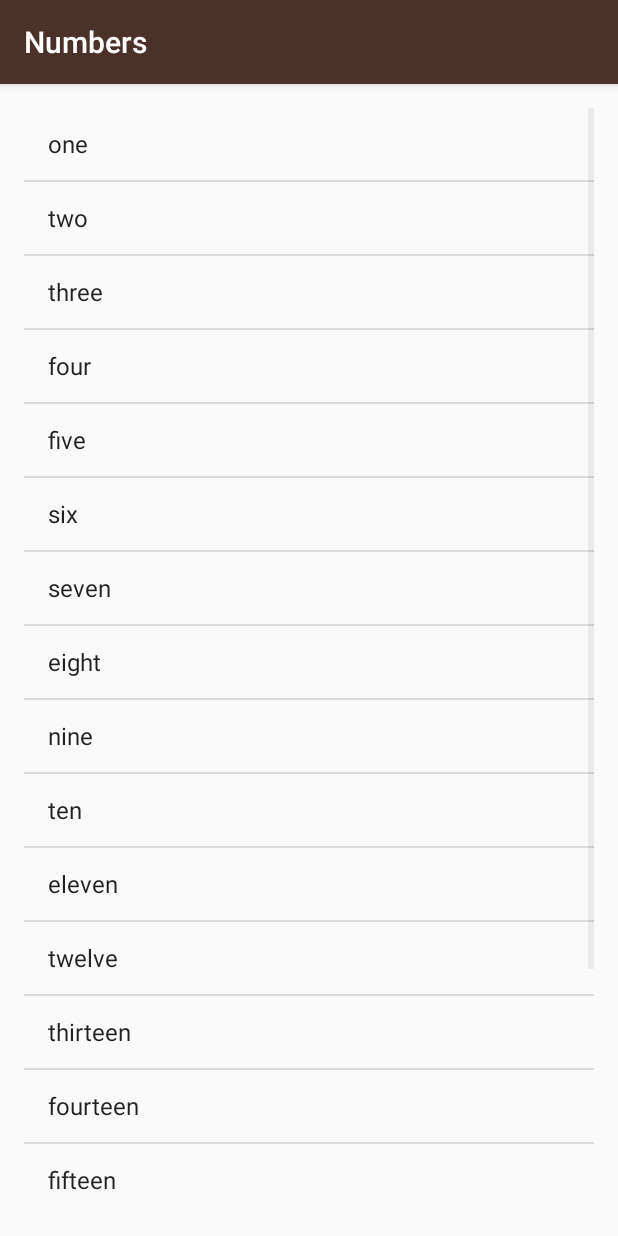
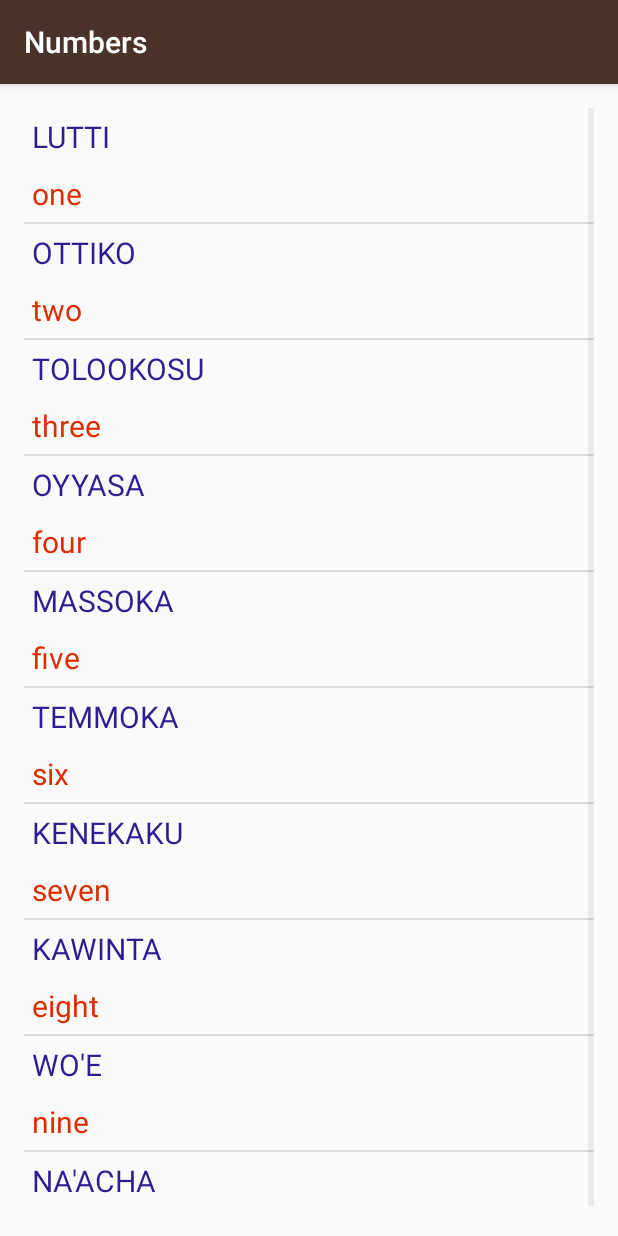
Before and after one commit to digitalfinesse/miwok, an Android app: the NumbersActivity screen opened directly, with no data from a screen before it, on a phone screen of 412 x 824 dp. Run offline under Robolectric (Android 15) with nearby library versions, the phone set to English and light mode, and no system bars.

Commit message:
Add some changes in adaptors and some changes to xml

```diff
--- a/app/src/main/java/com/example/android/miwok/NumbersActivity.java
+++ b/app/src/main/java/com/example/android/miwok/NumbersActivity.java
@@ -4,6 +4,7 @@ import android.os.Bundle;
 import android.support.v7.app.AppCompatActivity;
 import android.util.Log;
 import android.widget.ArrayAdapter;
+import android.widget.GridView;
 import android.widget.LinearLayout;
 import android.widget.ListView;
 import android.widget.TextView;
@@ -15,36 +16,30 @@ public class NumbersActivity extends AppCompatActivity {
     @Override
     protected void onCreate(Bundle savedInstanceState) {
         super.onCreate(savedInstanceState);
+
         setContentView(R.layout.activity_numbers);
 
-        ArrayList<String> words = new ArrayList<>();
+        ArrayList<Word> words = new ArrayList<Word>();
 
-        words.add("one");
-        words.add("two");
-        words.add("three");
-        words.add("four");
-        words.add("five");
-        words.add("six");
-        words.add("seven");
-        words.add("eight");
-        words.add("nine");
-        words.add("ten");
-        words.add("eleven");
-        words.add("twelve");
-        words.add("thirteen");
-        words.add("fourteen");
-        words.add("fifteen");
-        words.add("sixteen");
-        words.add("seventeen");
-        words.add("eighteen");
-        words.add("nineteen");
-        words.add("twenty");
+//        words.add("one");
+        words.add(new Word("one", "lutti"));
+        words.add(new Word("two", "ottiko"));
+        words.add(new Word("three", "tolookosu"));
+        words.add(new Word("four", "oyyasa"));
+        words.add(new Word("five", "massoka"));
+        words.add(new Word("six", "temmoka"));
+        words.add(new Word("seven", "kenekaku"));
+        words.add(new Word("eight", "kawinta"));
+        words.add(new Word("nine", "wo'e"));
+        words.add(new Word("ten", "na'acha"));
 
-        ArrayAdapter<String> itemsAdapter = new ArrayAdapter<String>(this, android.R.layout.simple_list_item_1, words);
+        WordAdapter adapter = new WordAdapter(this, words);
 
-        ListView listView = (ListView) findViewById(R.id.list);
+        ListView listView = (ListView) findViewById(R.id.list_item);
+//        ArrayAdapter<Word> itemsAdapter = new ArrayAdapter<Word>(this, R.layout.list_item, words);
+//        GridView listView = (GridView) findViewById(R.id.list);
 
-        listView.setAdapter(itemsAdapter);
+        listView.setAdapter(adapter);
 
 
 
--- /dev/null
+++ b/app/src/main/java/com/example/android/miwok/Word.java
@@ -0,0 +1,23 @@
+package com.example.android.miwok;
+
+public class Word {
+
+    private String mDefaultTranslation;
+
+    private String mMiwokTranslation;
+
+    public Word(String defaultTranslation, String miwokTranslation) {
+        mDefaultTranslation = defaultTranslation;
+        mMiwokTranslation = miwokTranslation;
+    }
+
+    public String getDefaultTranslation() {
+        return mDefaultTranslation;
+    }
+
+    public String getMiwokTranslation() {
+        return mMiwokTranslation;
+    }
+
+
+}
--- /dev/null
+++ b/app/src/main/java/com/example/android/miwok/WordAdapter.java
@@ -0,0 +1,44 @@
+package com.example.android.miwok;
+
+import android.app.Activity;
+import android.content.Context;
+import android.support.annotation.LayoutRes;
+import android.support.annotation.NonNull;
+import android.support.annotation.Nullable;
+import android.view.LayoutInflater;
+import android.view.View;
+import android.view.ViewGroup;
+import android.widget.ArrayAdapter;
+import android.widget.TextView;
+
+import java.util.ArrayList;
+
+public class WordAdapter extends ArrayAdapter<Word> {
+    @NonNull
+    @Override
+    public View getView(int position, @Nullable View convertView, @NonNull ViewGroup parent) {
+
+        View listItemView = convertView;
+
+        if (listItemView == null) {
+            listItemView = LayoutInflater.from(getContext()).inflate(
+                    R.layout.list_item, parent, false);
+        }
+
+        Word local_word = (Word) getItem(position);
+
+        TextView miwokTextView = (TextView) listItemView.findViewById(R.id.miwok_text_view);
+        miwokTextView.setText(local_word.getMiwokTranslation());
+
+        TextView defaultTextView = (TextView) listItemView.findViewById(R.id.default_text_view);
+        defaultTextView.setText(local_word.getDefaultTranslation());
+
+        return listItemView;  // super.getView(position, convertView, parent);
+    }
+
+    public WordAdapter(Context context, ArrayList<Word> words) {
+
+        super(context, 0, words);
+
+    }
+}
--- a/app/src/main/res/layout/activity_numbers.xml
+++ b/app/src/main/res/layout/activity_numbers.xml
@@ -1,12 +1,12 @@
 <?xml version="1.0" encoding="utf-8"?>
 <ListView xmlns:android="http://schemas.android.com/apk/res/android"
     xmlns:tools="http://schemas.android.com/tools"
-    android:id="@+id/list"
+    android:id="@+id/list_item"
     android:layout_width="match_parent"
     android:layout_height="match_parent"
     android:orientation="vertical"
     android:paddingBottom="@dimen/activity_vertical_margin"
-    android:paddingLeft="@dimen/activity_horizontal_margin"
-    android:paddingRight="@dimen/activity_horizontal_margin"
+    android:paddingLeft="16dp"
+    android:paddingRight="16dp"
     android:paddingTop="@dimen/activity_vertical_margin"
     tools:context="com.example.android.miwok.NumbersActivity" />
--- /dev/null
+++ b/app/src/main/res/layout/list_item.xml
@@ -0,0 +1,24 @@
+<?xml version="1.0" encoding="utf-8"?>
+<LinearLayout xmlns:android="http://schemas.android.com/apk/res/android"
+    android:layout_width="match_parent"
+    android:layout_height="match_parent"
+    android:orientation="vertical">
+
+    <TextView
+        android:id="@+id/miwok_text_view"
+        android:layout_width="match_parent"
+        android:layout_height="wrap_content"
+        android:textSize="20sp"
+        android:layout_margin="5dp"
+        android:textColor="#311b92"
+        android:textAllCaps="true"/>
+
+    <TextView
+        android:id="@+id/default_text_view"
+        android:layout_width="match_parent"
+        android:layout_height="wrap_content"
+        android:textSize="20sp"
+        android:layout_margin="5dp"
+        android:textColor="#dd2c00"/>
+
+</LinearLayout>
```
